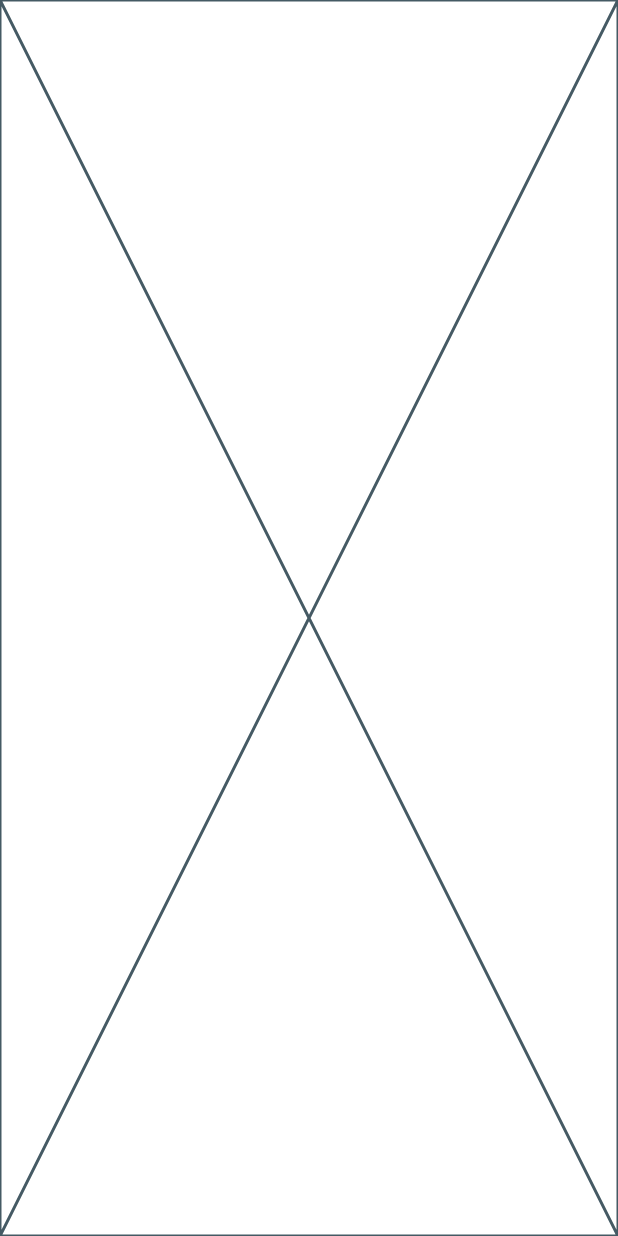
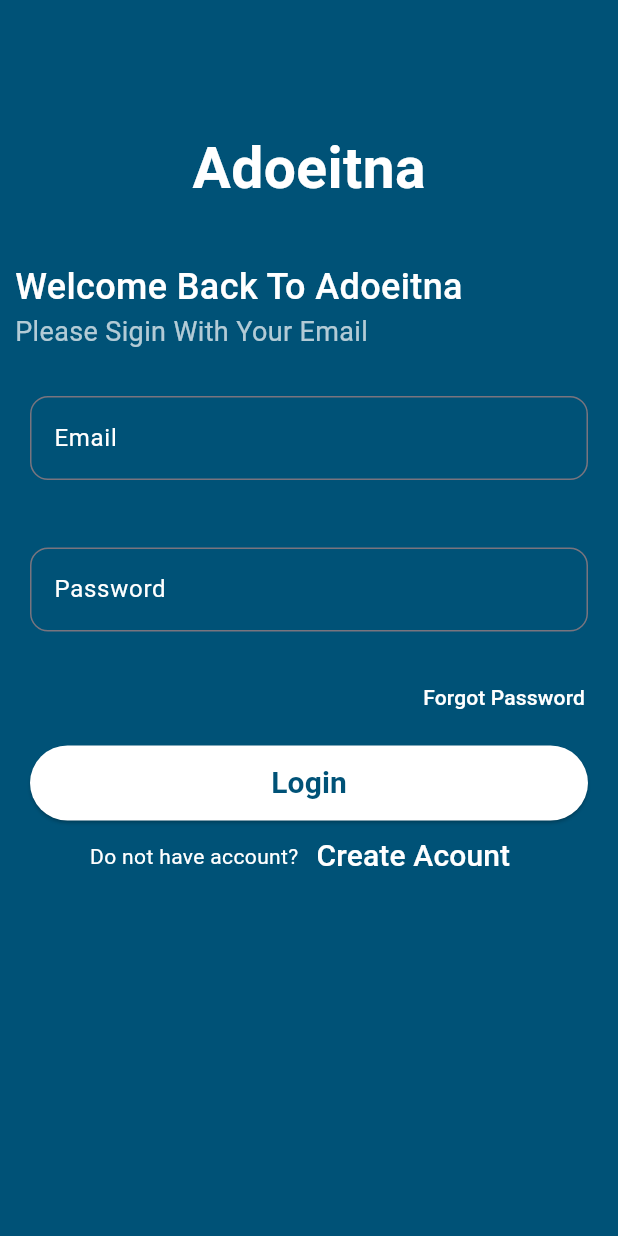
Before and after one commit to mina-saad68/adoitna, a Flutter app: the screen it shows after launch, on a phone screen of 412 x 824 dp. Run offline on Flutter 3.47's test engine with Material 3 defaults, Android fonts, the phone set to English and light mode, and no system bars; our stand-ins replace firebase_auth, firebase_core; accounts and stored records are empty; generated files the repository leaves out were written again.

```diff
--- /dev/null
+++ b/lib/firebase/firebase_functions.dart
@@ -0,0 +1,45 @@
+import 'package:firebase_auth/firebase_auth.dart';
+
+class FirebaseFunction {
+  static createAcount(
+      String email, String pass, Function onSuccess, Function onError) async {
+    try {
+      final credential =
+          await FirebaseAuth.instance.createUserWithEmailAndPassword(
+        email: email,
+        password: pass,
+      );
+      credential.user!.sendEmailVerification();
+      onSuccess();
+    } on FirebaseAuthException catch (e) {
+      if (e.code == 'weak-password') {
+        onError(e.message);
+        print('The password is too weak.');
+      } else if (e.code == 'email-already-in-use') {
+        onError(e.message);
+
+        print('The account already exists for that email.');
+      }
+      onError(e.message);
+    } catch (e) {
+      print(e);
+      onError(e.toString());
+    }
+  }
+
+  static login(String email, String pass,Function onSuccess, Function onError) async {
+    try {
+      final credential = await FirebaseAuth.instance
+          .signInWithEmailAndPassword(email: email, password: pass);
+      if(credential.user!.emailVerified){
+        onSuccess();
+      }else{
+        onError('please verify your account');
+      }
+
+    } on FirebaseAuthException catch (e) {
+
+      onError(e.code);
+    }
+  }
+}
--- a/lib/main.dart
+++ b/lib/main.dart
@@ -1,8 +1,16 @@
+import 'package:adoitna/outh/login_screen.dart';
+import 'package:adoitna/outh/register_sccreen.dart';
 import 'package:adoitna/ui/home/homeScreen.dart';
 import 'package:adoitna/ui/splash_screen/splash_screen.dart';
+import 'package:firebase_core/firebase_core.dart';
 import 'package:flutter/material.dart';
+import 'firebase_options.dart';
 
-void main  (){
+void main  () async {
+  WidgetsFlutterBinding.ensureInitialized();
+  await Firebase.initializeApp(
+    options: DefaultFirebaseOptions.currentPlatform,
+  );
   runApp(MyApp());
 }
 
@@ -18,6 +26,8 @@ class MyApp extends StatelessWidget {
       routes: {
         SplashScreen.routeName :(context) => SplashScreen(),
         HomeScreen.routeName :(context) => HomeScreen(),
+        LoginScreen.routeName :(context) => LoginScreen(),
+        RegisterScreen.routeName :(context) => RegisterScreen(),
       },
 
     );
--- /dev/null
+++ b/lib/outh/login_screen.dart
@@ -0,0 +1,214 @@
+import 'dart:ui';
+
+import 'package:adoitna/firebase/firebase_functions.dart';
+import 'package:adoitna/outh/register_sccreen.dart';
+import 'package:adoitna/ui/home/homeScreen.dart';
+import 'package:flutter/cupertino.dart';
+import 'package:flutter/material.dart';
+import 'package:flutter/painting.dart';
+
+class LoginScreen extends StatefulWidget {
+  static const String routeName = 'loginscreen';
+
+  LoginScreen({super.key});
+
+  @override
+  State<LoginScreen> createState() => _LoginScreenState();
+}
+
+class _LoginScreenState extends State<LoginScreen> {
+  final _formkey = GlobalKey<FormState>();
+
+  TextEditingController emailController = TextEditingController();
+  TextEditingController passwordController = TextEditingController();
+
+  @override
+  Widget build(BuildContext context) {
+    return Scaffold(
+      resizeToAvoidBottomInset: false,
+      backgroundColor: Color(0xff005277),
+      body: Padding(
+          padding: const EdgeInsets.all(10),
+          child: Form(
+            key: _formkey,
+            child: Column(
+              crossAxisAlignment: CrossAxisAlignment.stretch,
+              children: [
+                SizedBox(
+                  height: 10,
+                ),
+                SizedBox(
+                  height: 65,
+                ),
+                Center(
+                  child: Text(
+                    'Adoeitna',
+                    style: TextStyle(
+                        fontSize: 38,
+                        fontWeight: FontWeight.bold,
+                        color: Colors.white),
+                  ),
+                ),
+                SizedBox(
+                  height: 35,
+                ),
+                Text(
+                  'Welcome Back To Adoeitna ',
+                  style: TextStyle(
+                      color: Colors.white,
+                      fontSize: 24,
+                      fontWeight: FontWeight.w500),
+                ),
+                Text(
+                  'Please Sigin With Your Email ',
+                  style: TextStyle(
+                      color: Colors.white70,
+                      fontSize: 18,
+                      fontWeight: FontWeight.w400),
+                ),
+                SizedBox(
+                  height: 20,
+                ),
+                Container(
+                  padding: const EdgeInsets.all(10),
+                  child: TextFormField(
+                    controller: emailController,
+                    style: TextStyle(color: Colors.white),
+
+                    decoration: const InputDecoration(
+                      border: OutlineInputBorder(
+                          borderRadius: BorderRadius.all(Radius.circular(12))),
+                      labelText: 'Email',
+                      labelStyle: TextStyle(color: Colors.white),
+
+                      focusedBorder: OutlineInputBorder(
+                        borderSide: BorderSide(color: Colors.white),
+                        borderRadius: BorderRadius.all(Radius.circular(12)),
+                      ),
+                    ),
+                  ),
+                ),
+                SizedBox(
+                  height: 25,
+                ),
+                Container(
+                  padding: const EdgeInsets.fromLTRB(10, 10, 10, 0),
+                  child: TextFormField(
+                    obscureText: true,
+                    controller: passwordController,
+                    style: TextStyle(color: Colors.white),
+
+                    decoration: const InputDecoration(
+                      border: OutlineInputBorder(
+                          borderRadius: BorderRadius.all(Radius.circular(12))),
+                      labelText: 'Password',
+                      labelStyle: TextStyle(color: Colors.white),
+                      focusedBorder: OutlineInputBorder(
+                          borderSide: BorderSide(color: Colors.white),
+                          borderRadius: BorderRadius.all(Radius.circular(12))),
+                    ),
+                  ),
+                ),
+                SizedBox(
+                  height: 20,
+                ),
+                Container(
+                  alignment: Alignment.topRight,
+                  child: TextButton(
+                    onPressed: () {
+                      //forgot password screen
+                    },
+                    child: const Text(
+                      textAlign: TextAlign.end,
+                      'Forgot Password',
+                      style: TextStyle(
+                        color: Colors.white,
+                      ),
+                    ),
+                  ),
+                ),
+                SizedBox(
+                  height: 8,
+                ),
+                Container(
+                    height: 50,
+                    padding: const EdgeInsets.fromLTRB(10, 0, 10, 0),
+                    child: ElevatedButton(
+                      child: const Text(
+                        'Login',
+                        style: TextStyle(
+                            color: Color(0xff005277),
+                            fontSize: 20,
+                            fontWeight: FontWeight.w600),
+                      ),
+                      onPressed: () {
+                        if (_formkey.currentState!.validate()) {
+                          FirebaseFunction.login(emailController.text,
+                              passwordController.text, () {
+                            Navigator.pushNamedAndRemoveUntil(context, HomeScreen.routeName, (route) => false);
+                              }, (message) {
+                                showDialog(
+                                  context: context,
+                                  builder: (context) {
+                                    return AlertDialog(
+                                      title: const Text(
+                                        'Error',
+                                        style: TextStyle(
+                                            fontSize: 20,
+                                            fontWeight: FontWeight.w600),
+                                      ),
+                                      content: Text(message),
+                                      actions: [
+                                        TextButton(
+                                          style: TextButton.styleFrom(
+                                            textStyle: Theme.of(context)
+                                                .textTheme
+                                                .labelLarge,
+                                          ),
+                                          child: const Text(
+                                            'Ok',
+                                            style: TextStyle(
+                                                color: Color(0xFF5D9CEC),
+                                                fontSize: 16),
+                                          ),
+                                          onPressed: () {
+                                            Navigator.pop(context);
+                                          },
+                                        ),
+                                      ],
+                                    );
+                                  },
+                                );
+                              });
+                        }
+                      },
+                      style:
+                      ElevatedButton.styleFrom(backgroundColor: Colors.white),
+                    )),
+                Row(
+                  mainAxisAlignment: MainAxisAlignment.center,
+                  children: <Widget>[
+                    const Text(
+                      'Do not have account?',
+                      style: TextStyle(color: Colors.white),
+                    ),
+                    TextButton(
+                      child: const Text(
+                        'Create Acount',
+                        style: TextStyle(
+                          fontSize: 20,
+                          color: Colors.white,
+                        ),
+                      ),
+                      onPressed: () {
+                        Navigator.pushNamed(context, RegisterScreen.routeName);
+                      },
+                    )
+                  ],
+                ),
+              ],
+            ),
+          )),
+    );
+  }
+}
--- a/lib/ui/splash_screen/splash_screen.dart
+++ b/lib/ui/splash_screen/splash_screen.dart
@@ -1,6 +1,7 @@
 import 'dart:async';
 
-import 'package:adoitna/ui/home/homeScreen.dart';
+import 'package:adoitna/outh/login_screen.dart';
+import 'package:adoitna/outh/register_sccreen.dart';
 import 'package:flutter/material.dart';
 
 class SplashScreen extends StatefulWidget {
@@ -18,7 +19,7 @@ class _SplashScreenState extends State<SplashScreen> {
   void initState() {
     super.initState();
     Timer(Duration(seconds: 4), () {
-      Navigator.of(context).pushReplacementNamed(HomeScreen.routeName);
+      Navigator.of(context).pushReplacementNamed(LoginScreen.routeName);
     });
 
   }
--- a/pubspec.yaml
+++ b/pubspec.yaml
@@ -35,6 +35,8 @@ dependencies:
   # The following adds the Cupertino Icons font to your application.
   # Use with the CupertinoIcons class for iOS style icons.
   cupertino_icons: ^1.0.6
+  firebase_core: ^2.29.0
+  firebase_auth: ^4.19.1
 
 dev_dependencies:
   flutter_test:
```
Also changed, not shown: lib/outh/register_sccreen.dart (added, +259 -0 lines), pubspec.lock, 2 other files.
